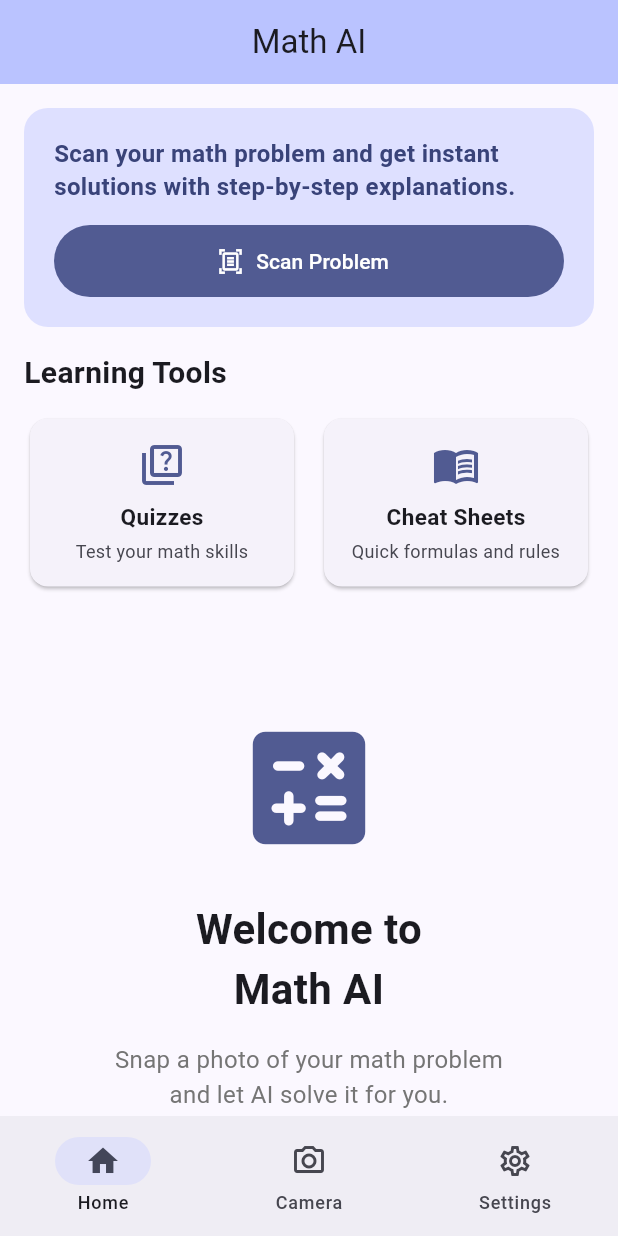
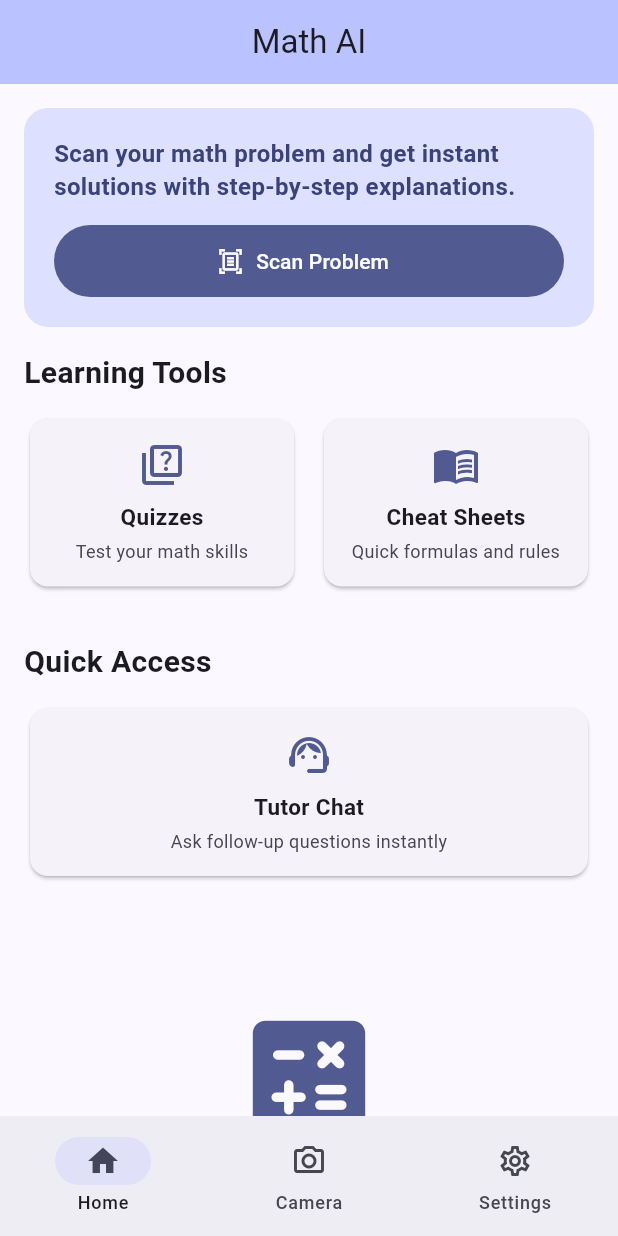
Before and after one commit to mhouston8/Math-Copilot-AI, a Flutter app: the screen it shows after launch, on a phone screen of 412 x 824 dp. Run offline on Flutter 3.47's test engine with Material 3 defaults, Android fonts, the phone set to English and light mode, and no system bars; our stand-ins replace image_picker, supabase_flutter; accounts and stored records are empty; network calls fail.

Commit message:
Add Quick Access section with Tutor Chat card
Introduce a new Quick Access section under Learning Tools and add a full-width Tutor Chat card. Wire the card to a placeholder action so the entry point is visible and interactive while the full flow is being built.

Made-with: Cursor

```diff
--- a/lib/screens/home_screen.dart
+++ b/lib/screens/home_screen.dart
@@ -118,6 +118,7 @@ class _HomeScreenState extends State<HomeScreen> {
           _buildScanBanner(context),
           const SizedBox(height: 16),
           _buildLearningToolsSection(context),
+          _buildQuickAccessSection(context),
 
           if (_error != null && _conversations.isEmpty)
             _buildErrorSection()
@@ -319,6 +320,14 @@ class _HomeScreenState extends State<HomeScreen> {
     );
   }
 
+  void _showTutorChatPlaceholder() {
+    ScaffoldMessenger.of(context).showSnackBar(
+      const SnackBar(
+        content: Text('Tutor Chat quick access coming soon.'),
+      ),
+    );
+  }
+
   Widget _buildLearningToolsSection(BuildContext context) {
     final screenWidth = MediaQuery.of(context).size.width;
     const horizontalPadding = 32.0; // ListView horizontal padding (16 * 2)
@@ -356,6 +365,33 @@ class _HomeScreenState extends State<HomeScreen> {
               onTap: _showCheatSheetsPlaceholder,
             ),
           ],
+        ),
+        const SizedBox(height: 32),
+      ],
+    );
+  }
+
+  Widget _buildQuickAccessSection(BuildContext context) {
+    final fullWidth = MediaQuery.of(context).size.width - 32;
+
+    return Column(
+      crossAxisAlignment: CrossAxisAlignment.start,
+      children: [
+        Text(
+          'Quick Access',
+          style: TextStyle(
+            fontSize: 20,
+            fontWeight: FontWeight.bold,
+            color: Theme.of(context).colorScheme.onSurface,
+          ),
+        ),
+        const SizedBox(height: 12),
+        _LearningToolCard(
+          width: fullWidth,
+          icon: Icons.support_agent_rounded,
+          label: 'Tutor Chat',
+          subtitle: 'Ask follow-up questions instantly',
+          onTap: _showTutorChatPlaceholder,
         ),
         const SizedBox(height: 32),
       ],
```
